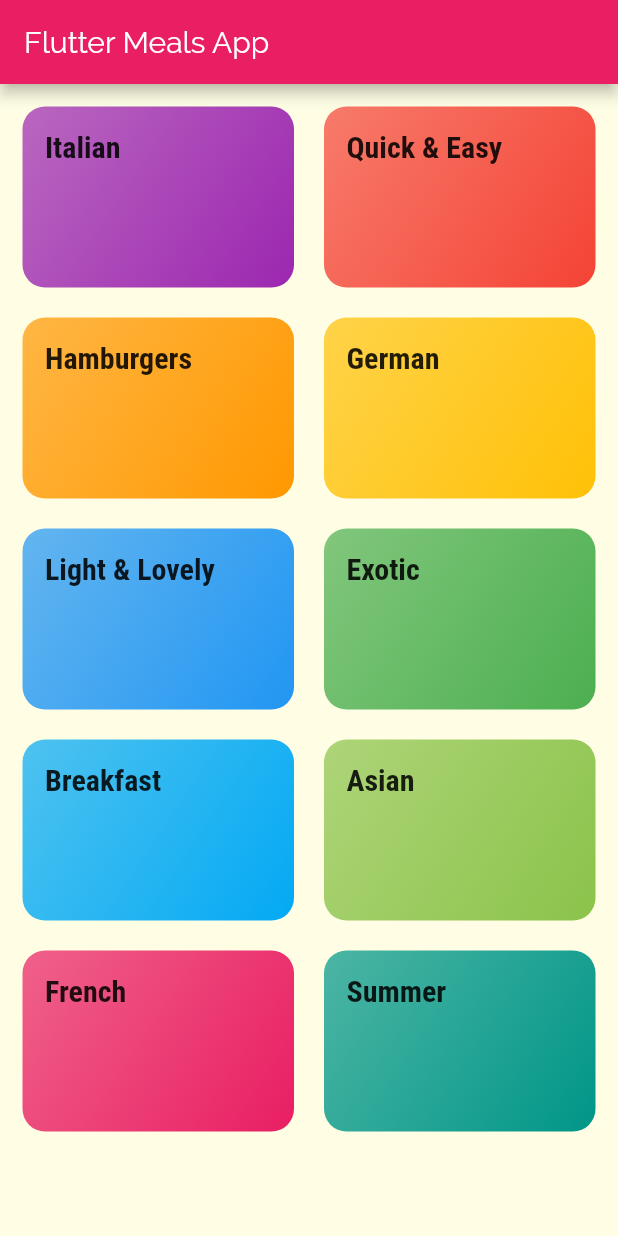
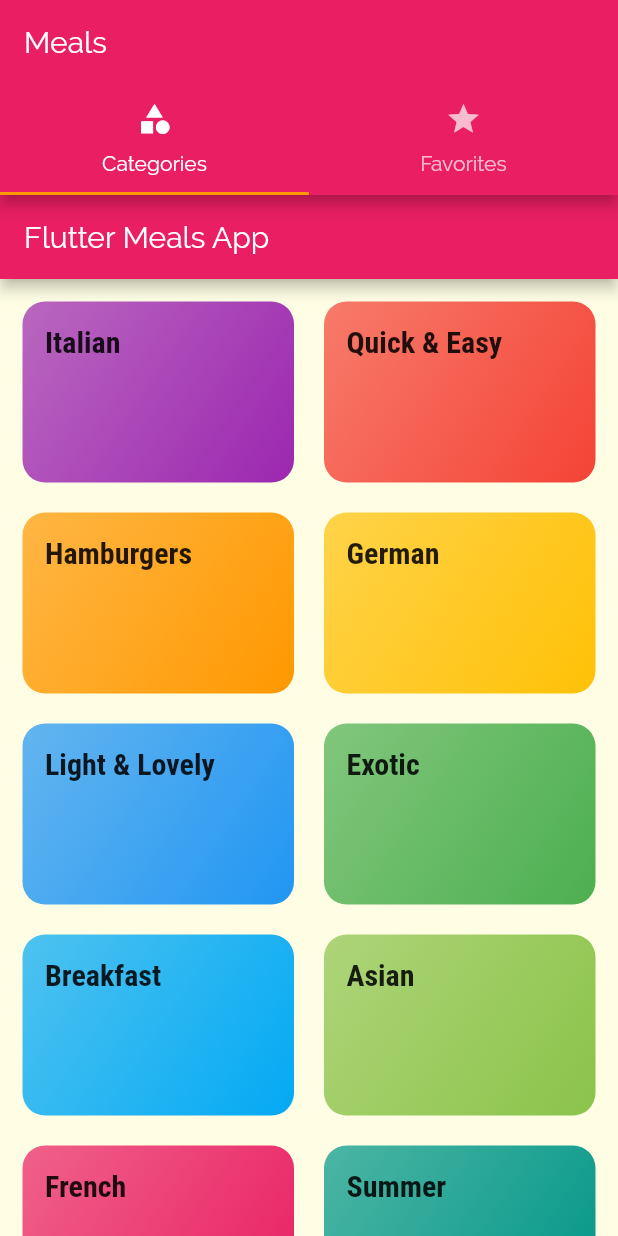
Before and after one commit to Jarkkohei/flutter_meals, a Flutter app: the screen it shows after launch, on a phone screen of 412 x 824 dp. Run offline on Flutter 3.47's test engine with Material 2 defaults, Android fonts, the phone set to English and light mode, and no system bars.

```diff
--- a/lib/main.dart
+++ b/lib/main.dart
@@ -3,6 +3,7 @@ import 'package:flutter/material.dart';
 import './screens/categories_screen.dart';
 import './screens/category_meals_screen.dart';
 import './screens/meal_detail_screen.dart';
+import './screens/tabs_screen.dart';
 
 void main() => runApp(MyApp());
 
@@ -33,7 +34,7 @@ class MyApp extends StatelessWidget {
       //home: CategoriesScreen(),
       initialRoute: '/',
       routes: {
-        '/': (ctx) => CategoriesScreen(),
+        '/': (ctx) => TabsScreen(),
         CategoryMealsScreen.routeName: (ctx) => CategoryMealsScreen(),
         MealDetailScreen.routeName: (ctx) => MealDetailScreen(),
       },
```
